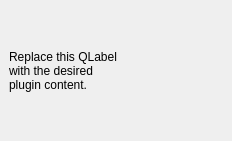
Old version of the form roadslopeplugin/Road_slope_plugin_dockwidget_base.ui in the repository ctu-fgis/2018-f-qgis-slope.
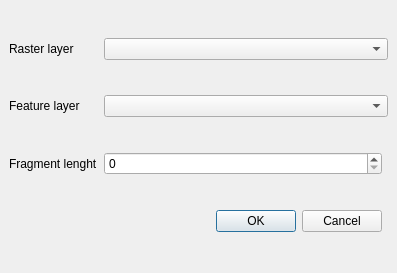
New version of the form.

```diff
--- a/roadslopeplugin/Road_slope_plugin_dockwidget_base.ui
+++ b/roadslopeplugin/Road_slope_plugin_dockwidget_base.ui
@@ -6,8 +6,8 @@
    <rect>
     <x>0</x>
     <y>0</y>
-    <width>232</width>
-    <height>141</height>
+    <width>397</width>
+    <height>273</height>
    </rect>
   </property>
   <property name="windowTitle">
@@ -15,12 +15,40 @@
   </property>
   <widget class="QWidget" name="dockWidgetContents">
    <layout class="QGridLayout" name="gridLayout">
-    <item row="0" column="0">
+    <item row="1" column="1" colspan="2">
+     <widget class="QComboBox" name="comboBox"/>
+    </item>
+    <item row="2" column="0">
+     <widget class="QLabel" name="label_3">
+      <property name="text">
+       <string>Fragment lenght</string>
+      </property>
+     </widget>
+    </item>
+    <item row="1" column="0">
      <widget class="QLabel" name="label">
       <property name="text">
-       <string>Replace this QLabel
-with the desired
-plugin content.</string>
+       <string>Feature layer</string>
+      </property>
+     </widget>
+    </item>
+    <item row="0" column="0">
+     <widget class="QLabel" name="label_2">
+      <property name="text">
+       <string>Raster layer</string>
+      </property>
+     </widget>
+    </item>
+    <item row="2" column="1">
+     <widget class="QSpinBox" name="spinBox"/>
+    </item>
+    <item row="0" column="1" colspan="2">
+     <widget class="QComboBox" name="comboBox_2"/>
+    </item>
+    <item row="3" column="1">
+     <widget class="QDialogButtonBox" name="buttonBox">
+      <property name="standardButtons">
+       <set>QDialogButtonBox::Cancel|QDialogButtonBox::Ok</set>
       </property>
      </widget>
     </item>
```
